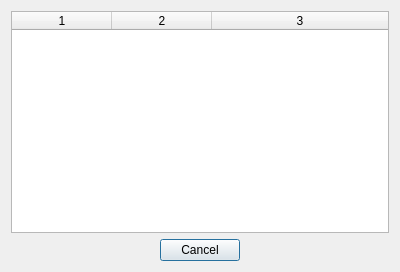
Qt form GuiPG/src/View/Profil/dialogprofile.ui (Diakakodo/GuiPG) before a commit.
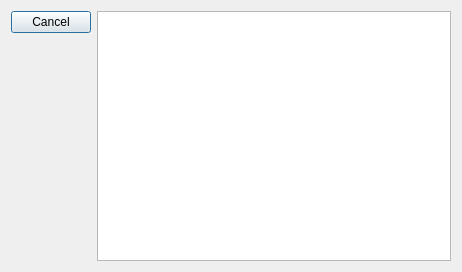
The same form after that commit.

Commit message: maj vue selection de profil, mise en gras du profil par défaut

Diff of the .ui file:
```diff
--- a/GuiPG/src/View/Profil/dialogprofile.ui
+++ b/GuiPG/src/View/Profil/dialogprofile.ui
@@ -6,7 +6,7 @@
    <rect>
     <x>0</x>
     <y>0</y>
-    <width>400</width>
+    <width>462</width>
     <height>272</height>
    </rect>
   </property>
@@ -16,7 +16,20 @@
   <property name="modal">
    <bool>true</bool>
   </property>
-  <layout class="QVBoxLayout" name="verticalLayout">
+  <layout class="QHBoxLayout" name="horizontalLayout">
+   <item>
+    <widget class="QDialogButtonBox" name="buttonBox">
+     <property name="orientation">
+      <enum>Qt::Vertical</enum>
+     </property>
+     <property name="standardButtons">
+      <set>QDialogButtonBox::Cancel</set>
+     </property>
+     <property name="centerButtons">
+      <bool>false</bool>
+     </property>
+    </widget>
+   </item>
    <item>
     <widget class="QTableWidget" name="tableWidgetProfil">
      <property name="sizePolicy">
@@ -38,7 +51,7 @@
       <bool>true</bool>
      </property>
      <property name="columnCount">
-      <number>3</number>
+      <number>0</number>
      </property>
      <attribute name="horizontalHeaderStretchLastSection">
       <bool>true</bool>
@@ -46,22 +59,6 @@
      <attribute name="verticalHeaderVisible">
       <bool>false</bool>
      </attribute>
-     <column/>
-     <column/>
-     <column/>
-    </widget>
-   </item>
-   <item>
-    <widget class="QDialogButtonBox" name="buttonBox">
-     <property name="orientation">
-      <enum>Qt::Horizontal</enum>
-     </property>
-     <property name="standardButtons">
-      <set>QDialogButtonBox::Cancel</set>
-     </property>
-     <property name="centerButtons">
-      <bool>true</bool>
-     </property>
     </widget>
    </item>
   </layout>
```
The commit also changes 1 other file.
